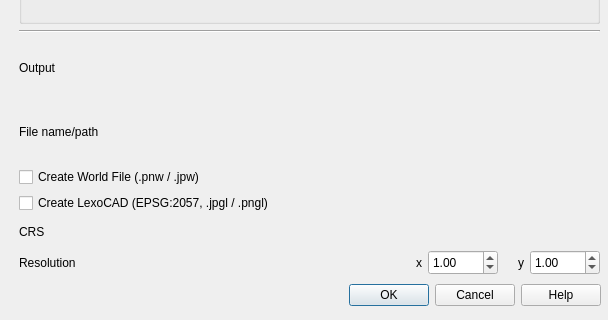
This is raster_cutter_dialog_base.ui in geometalab/qgis-raster-cutter as Qt 5 draws it before an edit; both pictures show x 0 to 608 and y 145 to 465 of the 608 by 465 pixel window. The edited form follows.
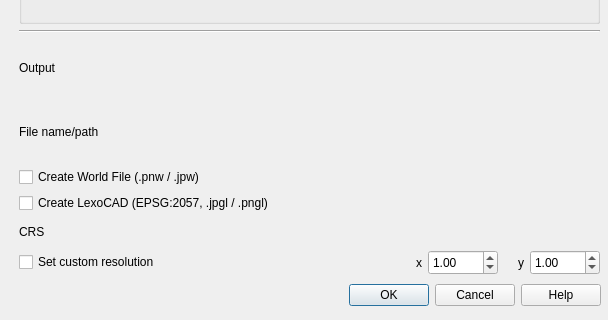
This is the edited form. Custom widgets are drawn as their Qt base class.

Commit message: - added resolution checkbox

```diff
--- a/raster_cutter_dialog_base.ui
+++ b/raster_cutter_dialog_base.ui
@@ -206,21 +206,9 @@
     <item>
      <layout class="QHBoxLayout" name="horizontalLayout_3">
       <item>
-       <widget class="QLabel" name="res_label">
-        <property name="minimumSize">
-         <size>
-          <width>200</width>
-          <height>0</height>
-         </size>
-        </property>
-        <property name="toolTip">
-         <string/>
-        </property>
-        <property name="whatsThis">
-         <string/>
-        </property>
+       <widget class="QCheckBox" name="res_checkbox">
         <property name="text">
-         <string>Resolution</string>
+         <string>Set custom resolution</string>
         </property>
        </widget>
       </item>
```
Left out of the diff: 4 changed lines with no effect on the pictures. The commit also changes 2 other files.
